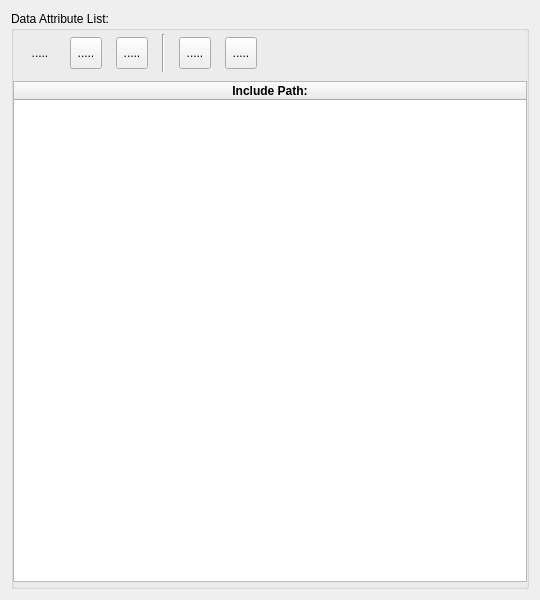
This is sources/lusan/view/si/ui/SIIncludeList.ui in aregtech/areg-sdk-tools as Qt 5 draws it before an edit. The edited form follows.
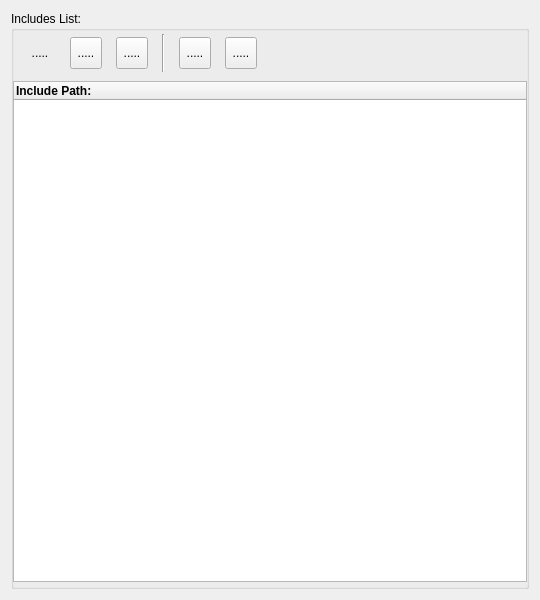
This is the edited form. Icons and pictures are not drawn.

The edit to the form file:
```diff
--- a/sources/lusan/view/si/ui/SIIncludeList.ui
+++ b/sources/lusan/view/si/ui/SIIncludeList.ui
@@ -17,7 +17,7 @@
    <item>
     <widget class="QGroupBox" name="groupBoxDetails">
      <property name="title">
-      <string>Data Attribute List:</string>
+      <string>Includes List:</string>
      </property>
      <widget class="QWidget" name="widget" native="true">
       <property name="geometry">
@@ -352,6 +352,9 @@
             <bold>true</bold>
            </font>
           </property>
+          <property name="textAlignment">
+           <set>AlignLeading|AlignVCenter</set>
+          </property>
          </column>
         </widget>
        </item>
```
Left out of the diff: 35 changed lines with no effect on the pictures.
